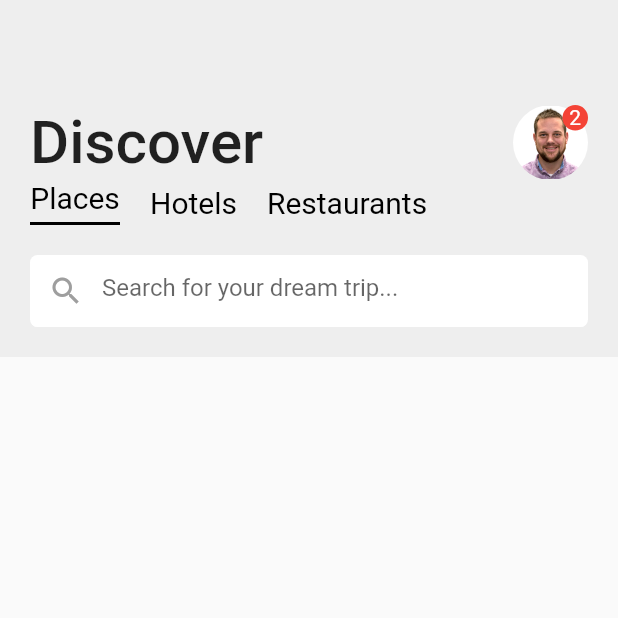
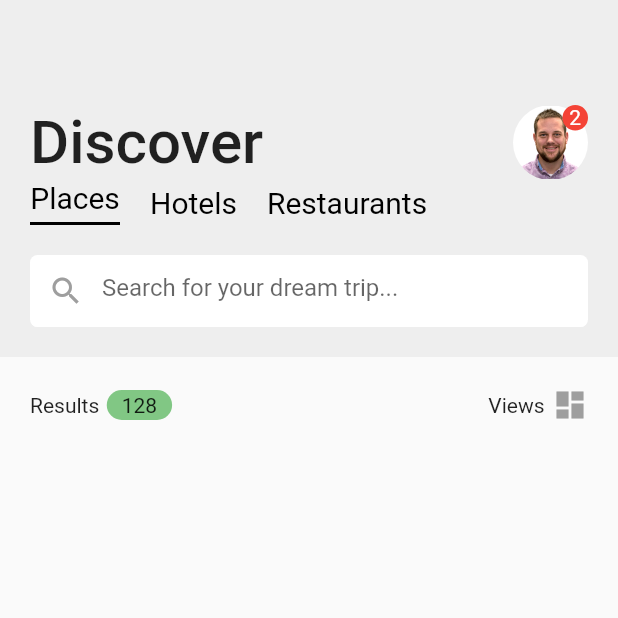
Before and after one commit to aledevme/flutter-travelui, a Flutter app: the Home screen opened by its route, on a phone screen of 412 x 824 dp, the top half of it. Run offline on Flutter 3.47's test engine with Material 2 defaults, Android fonts, the light colour scheme and no system bars.

Commit message:
result bar added - home screen

```diff
--- a/lib/pages/home.dart
+++ b/lib/pages/home.dart
@@ -23,10 +23,11 @@ class Home extends StatelessWidget {
                     _headerApp(),
                     _options(),
                     SizedBox(height: 20),
-                    _searchField()
+                    _searchField(),
                  ],
                ),
-             )
+             ),
+              _menuPlaces()
             ],
           ),
         ),
@@ -121,4 +122,43 @@ class Home extends StatelessWidget {
       ),
     );
   }
+
+  Widget _menuPlaces(){
+    return Container(
+      padding: EdgeInsets.all(20),
+      child: Row(
+        mainAxisAlignment: MainAxisAlignment.spaceBetween,
+        children: [
+          Container(
+            child: Row(
+              children: [
+                Text('Results'),
+                SizedBox(width: 5),
+                Container(
+                  padding: EdgeInsets.symmetric(
+                    horizontal: 10,
+                    vertical: 2
+                  ),
+                  decoration: BoxDecoration(
+                    borderRadius: BorderRadius.circular(20),
+                    color: Colors.green[300],
+                  ),
+                  child: Text('128'),
+                )
+              ],
+            ),
+          ),
+          Container(
+            child: Row(
+              children: [
+                Text('Views'),
+                SizedBox(width: 5),
+                Icon(Icons.dashboard, color: Colors.grey)
+              ],
+            ),
+          ),
+        ],
+      ),
+    );
+  }
 }
```
